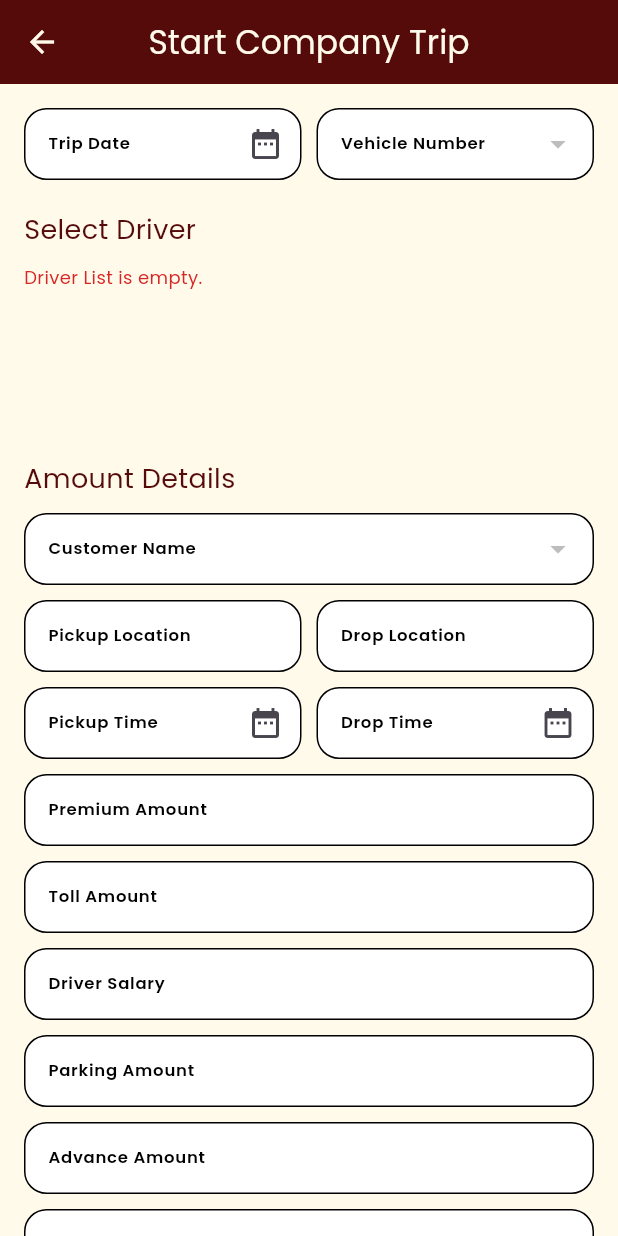
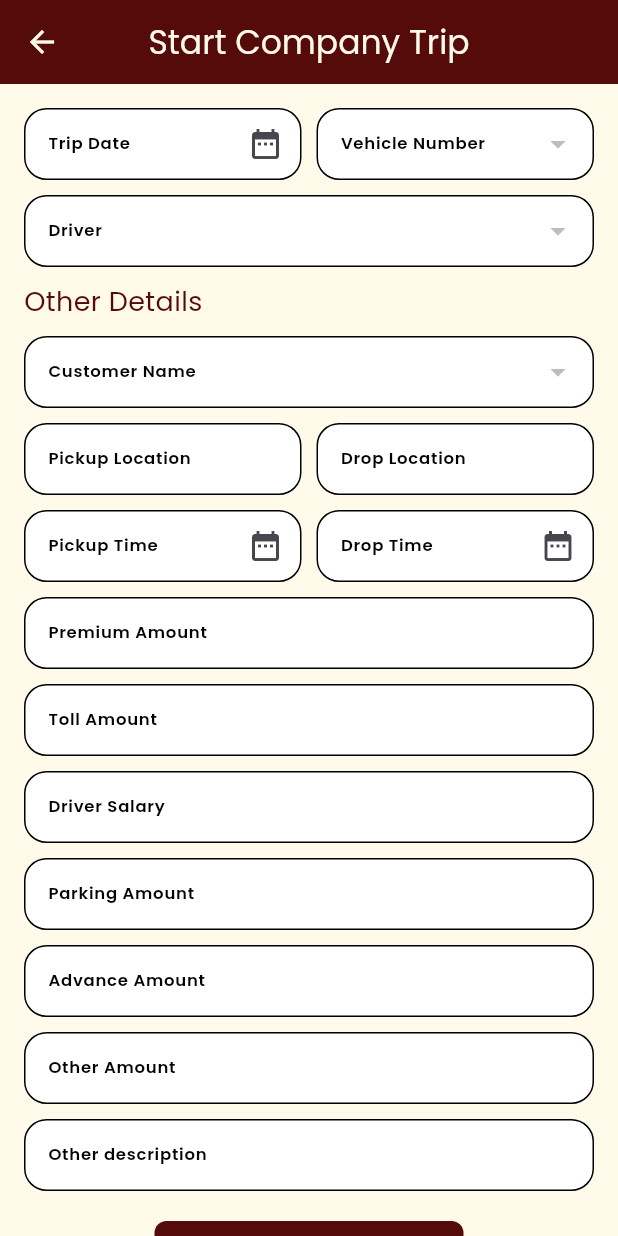
Before and after one commit to TamilSelvanRaja/mummycabs, a Flutter app: the CompantTripScreen screen opened by its route, on a phone screen of 412 x 824 dp. Run offline on Flutter 3.47's test engine with Material 3 defaults, Android fonts, the light colour scheme and no system bars; drawn by our look-alikes of flutter_form_builder; our stand-ins replace connectivity_plus, flutter_secure_storage, get, image_picker; missing offline and left inert: app_settings, flutter_custom_month_picker; accounts and stored records are empty; statements that could not run were skipped.

Commit message:
driver ui changed

```diff
--- a/lib/ui/admin/company_add_edit.dart
+++ b/lib/ui/admin/company_add_edit.dart
@@ -114,50 +114,60 @@
                         }))
               ],
             ),
-            UIHelper.verticalSpaceMedium,
-            UIHelper.titleTxtStyle("Select Driver", fntcolor: _colors.primarycolour, fntsize: 18),
             UIHelper.verticalSpaceSmall,
-            SizedBox(
-              height: 120,
-              width: Get.width,
-              child: pref.driversList.isNotEmpty
-                  ? ListView.builder(
-                      scrollDirection: Axis.horizontal,
-                      itemCount: pref.driversList.length,
-                      itemBuilder: (context, index) {
-                        dynamic currentData = pref.driversList[index];
-                        return InkWell(
-                          onTap: () {
-                            selectedDriverid = currentData['_id'].toString();
-                            setState(() {});
-                          },
-                          child: Container(
-                              margin: const EdgeInsets.all(5),
-                              width: 100,
-                              padding: const EdgeInsets.all(5),
-                              decoration: UIHelper.roundedBorderWithColor(10, 10, 10, 10, _colors.whiteColour,
-                                  borderColor: selectedDriverid == currentData['_id'].toString() ? _colors.primarycolour : _colors.greycolor1,
-                                  borderWidth: selectedDriverid == currentData['_id'].toString() ? 2 : 1),
-                              child: Column(
-                                children: [
-                                  UIHelper.verticalSpaceSmall,
-                                  currentData['imgurl'] != null
-                                      ? CircleAvatar(
-                                          radius: 25,
-                                          backgroundColor: _colors.primarycolour,
-                                          backgroundImage: NetworkImage("${ApiServices().apiurl}/${currentData['imgurl']}"),
-                                        )
-                                      : Image.asset(_images.profile, height: 50, width: 50),
-                                  UIHelper.verticalSpaceSmall,
-                                  UIHelper.titleTxtStyle(currentData['name'], fntcolor: _colors.primarycolour, fntsize: 12),
-                                ],
-                              )),
-                        );
-                      })
-                  : UIHelper.titleTxtStyle("Driver List is empty.", fntcolor: _colors.redColour, fntsize: 12),
-            ),
+            CustomDropDown(
+                initList: pref.driversList,
+                initValue: selectedDriverid,
+                hintText: "Driver",
+                fieldname: "driver_id",
+                onSelected: (val) {
+                  selectedDriverid = val;
+                  setState(() {});
+                }),
+            // UIHelper.verticalSpaceMedium,
+            // UIHelper.titleTxtStyle("Select Driver", fntcolor: _colors.primarycolour, fntsize: 18),
+            // UIHelper.verticalSpaceSmall,
+            // SizedBox(
+            //   height: 120,
+            //   width: Get.width,
+            //   child: pref.driversList.isNotEmpty
+            //       ? ListView.builder(
+            //           scrollDirection: Axis.horizontal,
+            //           itemCount: pref.driversList.length,
+            //           itemBuilder: (context, index) {
+            //             dynamic currentData = pref.driversList[index];
+            //             return InkWell(
+            //               onTap: () {
+            //                 selectedDriverid = currentData['_id'].toString();
+            //                 setState(() {});
+            //               },
+            //               child: Container(
+            //                   margin: const EdgeInsets.all(5),
+            //                   width: 100,
+            //                   padding: const EdgeInsets.all(5),
+            //                   decoration: UIHelper.roundedBorderWithColor(10, 10, 10, 10, _colors.whiteColour,
+            //                       borderColor: selectedDriverid == currentData['_id'].toString() ? _colors.primarycolour : _colors.greycolor1,
+            //                       borderWidth: selectedDriverid == currentData['_id'].toString() ? 2 : 1),
+            //                   child: Column(
+            //                     children: [
+            //                       UIHelper.verticalSpaceSmall,
+            //                       currentData['imgurl'] != null
+            //                           ? CircleAvatar(
+            //                               radius: 25,
+            //                               backgroundColor: _colors.primarycolour,
+            //                               backgroundImage: NetworkImage("${ApiServices().apiurl}/${currentData['imgurl']}"),
+            //                             )
+            //                           : Image.asset(_images.profile, height: 50, width: 50),
+            //                       UIHelper.verticalSpaceSmall,
+            //                       UIHelper.titleTxtStyle(currentData['name'], fntcolor: _colors.primarycolour, fntsize: 12),
+            //                     ],
+            //                   )),
+            //             );
+            //           })
+            //       : UIHelper.titleTxtStyle("Driver List is empty.", fntcolor: _colors.redColour, fntsize: 12),
+            // ),
             UIHelper.verticalSpaceSmall,
-            UIHelper.titleTxtStyle("Amount Details", fntcolor: _colors.primarycolour, fntsize: 18),
+            UIHelper.titleTxtStyle("Other Details", fntcolor: _colors.primarycolour, fntsize: 18),
             UIHelper.verticalSpaceSmall,
             CustomDropDown(
                 initList: pref.customersList,
```
